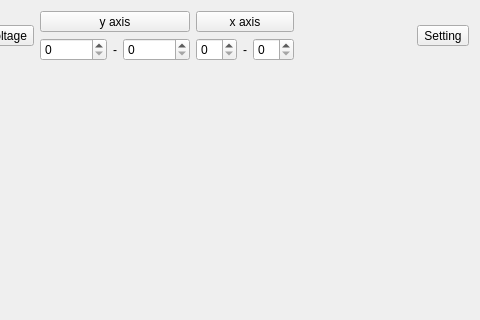
MRsoymilk/MySerial, file src/mode/FormEasy/formeasy.ui: the form before one commit; both pictures show x 674 to 1154 and y 0 to 320 of the 1154 by 590 pixel window.
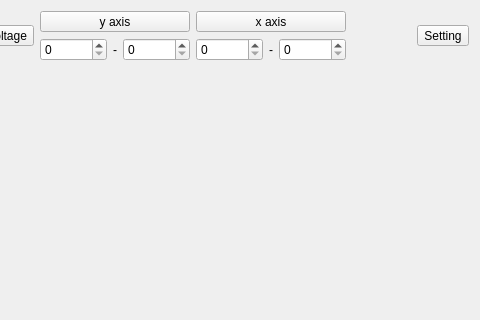
The form after the commit.

Commit message: FormEasy: update btn status when windows close

The edit to the form file:
```diff
--- a/src/mode/FormEasy/formeasy.ui
+++ b/src/mode/FormEasy/formeasy.ui
@@ -204,12 +204,19 @@
          <property name="text">
           <string>x axis</string>
          </property>
+         <property name="checkable">
+          <bool>true</bool>
+         </property>
         </widget>
        </item>
        <item>
         <layout class="QHBoxLayout" name="horizontalLayout_3">
          <item>
-          <widget class="QSpinBox" name="spinBoxXStart"/>
+          <widget class="QSpinBox" name="spinBoxXStart">
+           <property name="maximum">
+            <number>999999</number>
+           </property>
+          </widget>
          </item>
          <item>
           <widget class="QLabel" name="label_x">
@@ -219,7 +226,11 @@
           </widget>
          </item>
          <item>
-          <widget class="QSpinBox" name="spinBoxXEnd"/>
+          <widget class="QSpinBox" name="spinBoxXEnd">
+           <property name="maximum">
+            <number>999999</number>
+           </property>
+          </widget>
          </item>
         </layout>
        </item>
```
The commit also changes 1 other file.
